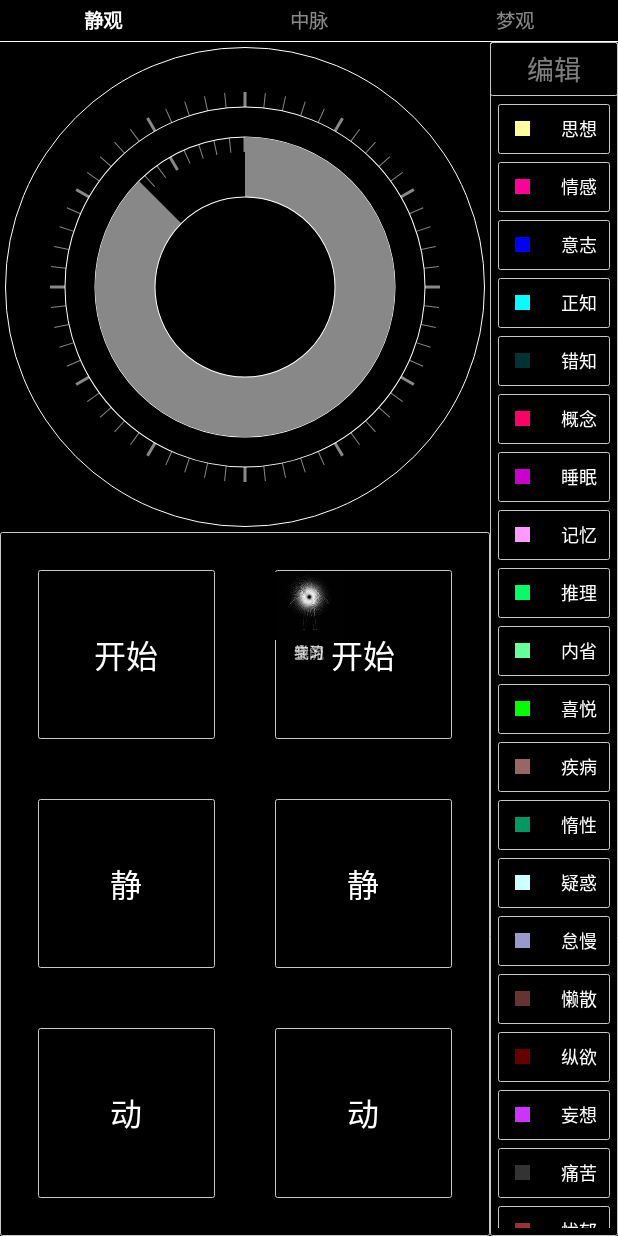
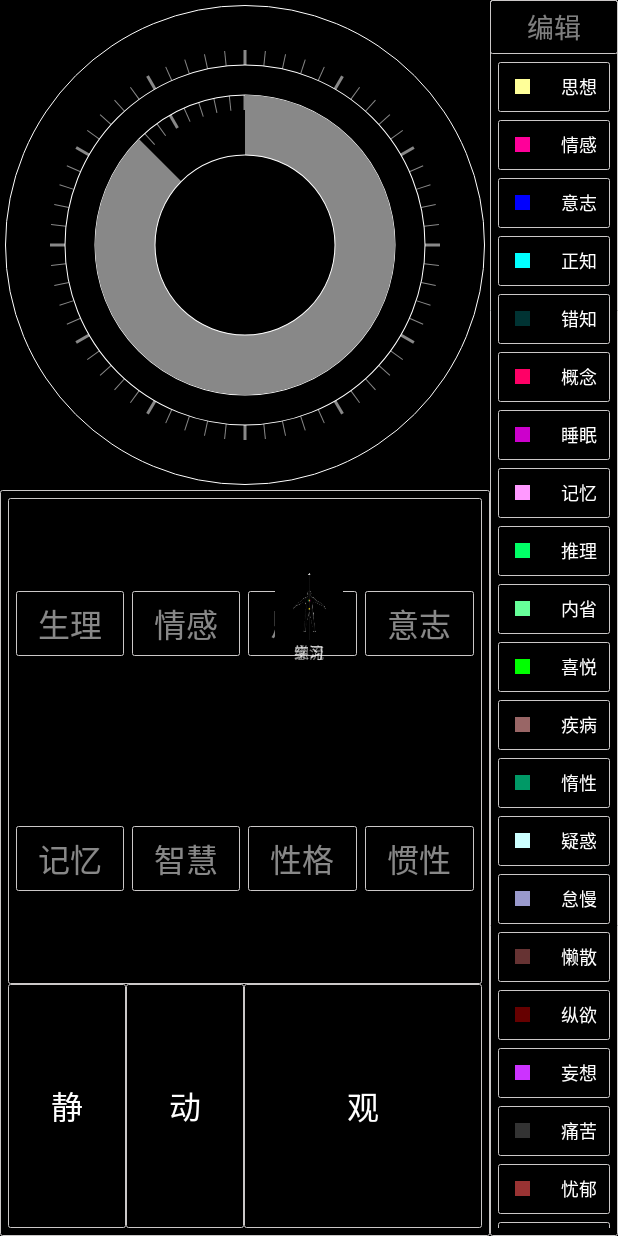
Before and after one commit to mafulin/freewill, an Android app: the screen it shows after launch (MenuActivity), on a phone screen of 412 x 824 dp. Run offline under Robolectric (Android 15) with nearby library versions, the phone set to English and light mode, and no system bars.

```diff
--- a/freewill/app/src/main/java/spirit/freewill/main/FreewillApplication.java
+++ b/freewill/app/src/main/java/spirit/freewill/main/FreewillApplication.java
@@ -11,6 +11,7 @@
 import spirit.freewill.number.PXUtil;
 import spirit.freewill.util.Constant;
 import spirit.freewill.util.FileUtil;
+import spirit.freewill.util.TestUtil;
 
 /**
  * Created by mafulin on 2018/1/16.
@@ -24,6 +25,7 @@
         super.onCreate();
         initConstant();
         initConsciousnKindList();
+        TestUtil.makeData();
 
     }
 
--- a/freewill/app/src/main/java/spirit/freewill/menu/MenuActivity.java
+++ b/freewill/app/src/main/java/spirit/freewill/menu/MenuActivity.java
@@ -11,6 +11,7 @@
 import spirit.freewill.R;
 import spirit.freewill.qa.QAFragment;
 import spirit.freewill.train.TrainFragment;
+import spirit.freewill.train.WatchFragment;
 import spirit.freewill.user.MyFragment;
 
 
@@ -41,16 +42,16 @@
 
         mTabHost.addTab(
                 mTabHost.newTabSpec("train").setIndicator(getTabView("练习",R.drawable.eight)),
-                TrainFragment.class, null);
+                WatchFragment.class, null);
         mTabHost.addTab(
                 mTabHost.newTabSpec("study").setIndicator(getTabView("学习",R.drawable.nine)),
                 ArticleFragment.class, null);
         mTabHost.addTab(
                 mTabHost.newTabSpec("exchange").setIndicator(getTabView("交流",R.drawable.eleven)),
                 QAFragment.class, null);
-        mTabHost.addTab(
-                mTabHost.newTabSpec("my").setIndicator(getTabView("我的",R.drawable.he)),
-                MyFragment.class, null);
+//        mTabHost.addTab(
+//                mTabHost.newTabSpec("my").setIndicator(getTabView("我的",R.drawable.he)),
+//                MyFragment.class, null);
 
     }
 
--- a/freewill/app/src/main/java/spirit/freewill/util/FileUtil.java
+++ b/freewill/app/src/main/java/spirit/freewill/util/FileUtil.java
@@ -84,7 +84,8 @@
         List<FreewillItem> list = new ArrayList<>();
         list.addAll(readlist);
         for (FreewillItem item:readlist) {
-            if(TimeUtil.isyesterday(item.getTime())){
+            if(TimeUtil.isyesterday(item.getTime()) || item.getTime() > System.currentTimeMillis()){
+                LogUtil.i("remove-"+item);
                 list.remove(item);
             }
         }
--- /dev/null
+++ b/freewill/app/src/main/java/spirit/freewill/util/LogUtil.java
@@ -0,0 +1,17 @@
+package spirit.freewill.util;
+
+import android.util.Log;
+
+/**
+ * Created by mafulin on 2018/2/10.
+ */
+
+public class LogUtil {
+    public static boolean isDebug = true;
+    public static final  String LOG = "123";
+    public static void i(String msg){
+        if(isDebug){
+            Log.i(LOG,msg);
+        }
+    }
+}
--- a/freewill/app/src/main/java/spirit/freewill/util/NotifyUtil.java
+++ b/freewill/app/src/main/java/spirit/freewill/util/NotifyUtil.java
@@ -23,14 +23,14 @@
 
 
         Intent intent_silent = new Intent(context, NotifyService.class);
-        intent_silent.putExtra("type",TypeUtil.TYPE_jing);
+        intent_silent.putExtra("type",TypeUtil.SILENT);
         intent_silent.setFlags(Intent.FLAG_ACTIVITY_NEW_TASK);
         PendingIntent pendIntent_silent = PendingIntent.getService(context, (int) SystemClock.uptimeMillis(),
                 intent_silent, PendingIntent.FLAG_UPDATE_CURRENT);
         remoteView.setOnClickPendingIntent(R.id.silent, pendIntent_silent);
 
         Intent intent_action = new Intent(context, NotifyService.class);
-        intent_action.putExtra("type",TypeUtil.TYPE_dong);
+        intent_action.putExtra("type",TypeUtil.ACTION);
         intent_action.setFlags(Intent.FLAG_ACTIVITY_NEW_TASK);
         PendingIntent pendIntent_action = PendingIntent.getService(context, (int) SystemClock.uptimeMillis(),
                 intent_action, PendingIntent.FLAG_UPDATE_CURRENT);
--- a/freewill/app/src/main/java/spirit/freewill/util/TestUtil.java
+++ b/freewill/app/src/main/java/spirit/freewill/util/TestUtil.java
@@ -1,6 +1,10 @@
 package spirit.freewill.util;
 
+import android.util.Log;
+
 import java.util.ArrayList;
+import java.util.Calendar;
+import java.util.Date;
 import java.util.List;
 import java.util.TimeZone;
 
@@ -13,27 +17,47 @@
 
 public class TestUtil {
     public static void makeData(){
-        List<FreewillItem> data = FileUtil.readlist(Constant.context);
-        List<FreewillItem> list = FileUtil.readlist(Constant.context);
-        if(data == null){
-            data = new ArrayList<FreewillItem>();
-        }
-        for(FreewillItem item : data){
-            list.add(new FreewillItem(item.getType(),item.getTime()-Constant.seconds,item.getKind(),item.getColor()));
-        }
-        list.addAll(data);
-        FileUtil.writeList(Constant.context,list);
+        long current=System.currentTimeMillis();//当前时间毫秒数
+        long zero=current/(1000*3600*24)*(1000*3600*24)- TimeZone.getDefault().getRawOffset();//今天零点零分零秒的毫秒数
+        long twenty_four=zero+24*60*60*1000-1;//今天23点59分59秒的毫秒数
+        long twelve=zero+12*60*60*1000;//今天12点0分0秒的毫秒数
+        long yesterday=System.currentTimeMillis()-24*60*60*1000;//昨天的这一时间的毫秒数
+
+        LogUtil.i("current--"+current+"--"+new Date(current));
+        LogUtil.i("current--"+TimeUtil.isyesterday(current));
+
+        LogUtil.i("zero--"+zero+"--"+new Date(zero));
+        LogUtil.i("twelve--"+TimeUtil.getZero()+"--"+new Date(TimeUtil.getZero()));
+        LogUtil.i("twelve--"+TimeUtil.getTwelve()+"--"+new Date(TimeUtil.getTwelve()));
+        LogUtil.i("zero--"+TimeUtil.isyesterday(zero));
+        LogUtil.i("yesterday--"+yesterday+"--"+new Date(yesterday));
+        LogUtil.i("yesterday--"+TimeUtil.isyesterday(yesterday));
+        getTimesmorning();
     }
+    public static void getTimesmorning(){
+        Calendar cal = Calendar.getInstance();
+        cal.set(Calendar.HOUR_OF_DAY, 0);
+        cal.set(Calendar.SECOND, 0);
+        cal.set(Calendar.MINUTE, 0);
+        cal.set(Calendar.MILLISECOND, 0);
+        LogUtil.i("cal.getTimeInMillis()--"+cal.getTimeInMillis()+"--"+new Date(cal.getTimeInMillis()));
+//        return (int) (cal.getTimeInMillis());
+    }
+
     public static void makeD(){
         long current=System.currentTimeMillis();//当前时间毫秒数
         long zero=current/(1000*3600*24)*(1000*3600*24)- TimeZone.getDefault().getRawOffset();//今天零点零分零秒的毫秒数
+        long yesterday=System.currentTimeMillis()-24*60*60*1000;//昨天的这一时间的毫秒数
         String[] kinds = Constant.context.getResources().getStringArray(R.array.kind);
         String[] colors = Constant.context.getResources().getStringArray(R.array.color);
         List<FreewillItem> list = new ArrayList<>();
 
-        for(int i = 0;i<100; i++){
-            list.add(new FreewillItem(i,zero+=1000*600,kinds[i%kinds.length],colors[i%colors.length]));
+        for(int i = 0;i<50; i++){
+            list.add(new FreewillItem(i,yesterday+=1000*60,kinds[i%kinds.length],colors[i%colors.length]));
         }
+
+        List<FreewillItem> readlist = FileUtil.readlist(Constant.context);
+        list.addAll(readlist);
         FileUtil.writeList(Constant.context,list);
     }
 }
--- a/freewill/app/src/main/java/spirit/freewill/util/TimeUtil.java
+++ b/freewill/app/src/main/java/spirit/freewill/util/TimeUtil.java
@@ -3,6 +3,7 @@
 import android.util.Log;
 
 import java.text.SimpleDateFormat;
+import java.util.Calendar;
 import java.util.Date;
 import java.util.List;
 import java.util.TimeZone;
@@ -48,14 +49,28 @@
         long current=System.currentTimeMillis();//当前时间毫秒数
         long zero=current/(1000*3600*24)*(1000*3600*24)- TimeZone.getDefault().getRawOffset();//今天零点零分零秒的毫秒数
 
+//        LogUtil.i("zero--"+new Date(zero));
+//        LogUtil.i("isyesterday;"+"getZero()--"+getZero()+";last--"+last+";last < zero--"+(last < getZero()));
+        return last < getZero();
+    }
 
-//        Date date = new Date();
-//        long l = 24*60*60*1000; //每天的毫秒数
-//        //date.getTime()是现在的毫秒数，它 减去 当天零点到现在的毫秒数（ 现在的毫秒数%一天总的毫秒数，取余。），理论上等于零点的毫秒数，不过这个毫秒数是UTC+0时区的。
-//        //减8个小时的毫秒值是为了解决时区的问题。
-//        long time = date.getTime() - (date.getTime() % l) - 8 * 60 * 60 * 1000;
-
-        return last < zero;
+    public static long getZero(){
+        Calendar cal = Calendar.getInstance();
+        cal.set(Calendar.HOUR_OF_DAY, 0);
+        cal.set(Calendar.SECOND, 0);
+        cal.set(Calendar.MINUTE, 0);
+        cal.set(Calendar.MILLISECOND, 0);
+//        LogUtil.i("cal.getTimeInMillis()--"+cal.getTimeInMillis()+"--"+new Date(cal.getTimeInMillis()));
+        return cal.getTimeInMillis();
+    }
+    public static long getTwelve(){
+        Calendar cal = Calendar.getInstance();
+        cal.set(Calendar.HOUR_OF_DAY, 12);
+        cal.set(Calendar.SECOND, 0);
+        cal.set(Calendar.MINUTE, 0);
+        cal.set(Calendar.MILLISECOND, 0);
+        LogUtil.i("cal.getTwelve()--"+cal.getTimeInMillis()+"--"+new Date(cal.getTimeInMillis()));
+        return cal.getTimeInMillis();
     }
     public static long leftseconds(long time) {
 
@@ -83,9 +98,11 @@
     public static long beforeseconds(long time) {
 
         long current=System.currentTimeMillis();//当前时间毫秒数
-        long zero=current/(1000*3600*24)*(1000*3600*24)- TimeZone.getDefault().getRawOffset();//今天零点零分零秒的毫秒数
+        //        long zero=current/(1000*3600*24)*(1000*3600*24)- TimeZone.getDefault().getRawOffset();//今天零点零分零秒的毫秒数
+        long zero=getZero();//今天零点零分零秒的毫秒数
         long twenty_four=zero+24*60*60*1000-1;//今天23点59分59秒的毫秒数
-        long twelve=zero+12*60*60*1000;//今天12点0分0秒的毫秒数
+//        long twelve=zero+12*60*60*1000;//今天12点0分0秒的毫秒数
+        long twelve=getTwelve();//今天12点0分0秒的毫秒数
         long yesterday=System.currentTimeMillis()-24*60*60*1000;//昨天的这一时间的毫秒数
 //        System.out.println(new Date(current));//当前时间
 //        System.out.println(new Date(yesterday));//昨天这一时间点
@@ -105,9 +122,11 @@
     public static boolean isAM(long time) {
 
         long current=System.currentTimeMillis();//当前时间毫秒数
-        long zero=current/(1000*3600*24)*(1000*3600*24)- TimeZone.getDefault().getRawOffset();//今天零点零分零秒的毫秒数
+//        long zero=current/(1000*3600*24)*(1000*3600*24)- TimeZone.getDefault().getRawOffset();//今天零点零分零秒的毫秒数
+        long zero=getZero();//今天零点零分零秒的毫秒数
         long twenty_four=zero+24*60*60*1000-1;//今天23点59分59秒的毫秒数
-        long twelve=zero+12*60*60*1000;//今天12点0分0秒的毫秒数
+//        long twelve=zero+12*60*60*1000;//今天12点0分0秒的毫秒数
+        long twelve=getTwelve();//今天12点0分0秒的毫秒数
         long yesterday=System.currentTimeMillis()-24*60*60*1000;//昨天的这一时间的毫秒数
 //        System.out.println(new Date(current));//当前时间
 //        System.out.println(new Date(yesterday));//昨天这一时间点
--- a/freewill/app/src/main/java/spirit/freewill/view/ClockPerView.java
+++ b/freewill/app/src/main/java/spirit/freewill/view/ClockPerView.java
@@ -54,7 +54,6 @@
         // TODO Auto-generated method stub
         super.onDraw(canvas);
 
-        Log.i("123","onDraw--");
         /********************************************/
         setBackgroundColor(Color.TRANSPARENT);
 
@@ -209,9 +208,10 @@
 
                 pmall += percent;
             }
-            Log.i("123","percent--"+percent);
+//            Log.i("123","percent--"+percent);
         }
-
+        Log.i("123","ampers--"+ampers);
+        Log.i("123","pmpers--"+pmpers);
         if(ampers.isEmpty()){
             if(TimeUtil.isAM(System.currentTimeMillis())){
                 ampers.add(new Per(amall,(TimeUtil.beforeseconds(0)*360.0f/Constant.seconds),"#FF888888"));
--- a/freewill/app/src/main/res/layout/fragment_watch_test.xml
+++ b/freewill/app/src/main/res/layout/fragment_watch_test.xml
@@ -90,92 +90,163 @@
                     android:padding="5dp"
                     android:layout_width="match_parent"
                     android:layout_height="match_parent"
+                    android:orientation="vertical">
+                    <LinearLayout
+                        android:background="@drawable/bg_border_gray"
+                        android:padding="5dp"
+                        android:layout_width="match_parent"
+                        android:layout_height="0dp"
+                        android:orientation="vertical"
+                        android:layout_weight="2">
+                        <LinearLayout
+                            android:layout_width="match_parent"
+                            android:layout_weight="1"
+                            android:gravity="center_horizontal|center_vertical"
+                            android:layout_height="0dp"
                             android:orientation="horizontal">
-                <LinearLayout
-                    android:layout_width="0dp"
-                    android:layout_weight="1"
-                    android:layout_height="match_parent"
-                    android:orientation="vertical">
                             <TextView
-                        android:layout_margin="20dp"
-                        android:id="@+id/aaa"
-                        android:onClick="click"
-                        android:textColor="#ffffff"
+                                android:background="@drawable/bg_border_gray"
+                                android:id="@+id/physiology"
+                                android:textColor="#88ffffff"
                                 android:gravity="center"
                                 android:textSize="21dp"
-                        android:text="开始"
+                                android:padding="5dp"
+                                android:text="生理"
+                                android:layout_weight="1"
+                                android:layout_width="wrap_content"
+                                android:layout_height="wrap_content" />
+                            <TextView
+                                android:layout_marginLeft="5dp"
+                                android:padding="5dp"
                                 android:background="@drawable/bg_border_gray"
+                                android:id="@+id/emotion"
+                                android:textColor="#88ffffff"
+                                android:gravity="center"
+                                android:textSize="21dp"
+                                android:text="情感"
                                 android:layout_weight="1"
+                                android:layout_width="wrap_content"
+                                android:layout_height="wrap_content" />
+                            <TextView
+                                android:layout_marginLeft="5dp"
+                                android:padding="5dp"
+                                android:background="@drawable/bg_border_gray"
+                                android:id="@+id/thought"
+                                android:textColor="#88ffffff"
+                                android:gravity="center"
+                                android:textSize="21dp"
+                                android:text="思想"
+                                android:layout_weight="1"
+                                android:layout_width="wrap_content"
+                                android:layout_height="wrap_content" />
+                            <TextView
+                                android:layout_marginLeft="5dp"
+                                android:padding="5dp"
+                                android:background="@drawable/bg_border_gray"
+                                android:id="@+id/will"
+                                android:textColor="#88ffffff"
+                                android:gravity="center"
+                                android:textSize="21dp"
+                                android:text="意志"
+                                android:layout_weight="1"
+                                android:layout_width="wrap_content"
+                                android:layout_height="wrap_content" />
+
+                        </LinearLayout>
+                        <LinearLayout
                             android:layout_width="match_parent"
-                        android:layout_height="0dp" />
+                            android:layout_weight="1"
+                            android:layout_height="0dp"
+                            android:gravity="center_horizontal|center_vertical"
+                            android:orientation="horizontal">
                             <TextView
-                        android:layout_margin="20dp"
+                                android:padding="5dp"
                                 android:background="@drawable/bg_border_gray"
-                        android:id="@+id/bbb"
-                        android:onClick="click"
+                                android:id="@+id/remember"
+                                android:textColor="#88ffffff"
+                                android:gravity="center"
+                                android:textSize="21dp"
+                                android:text="记忆"
+                                android:layout_weight="1"
+                                android:layout_width="wrap_content"
+                                android:layout_height="wrap_content" />
+                            <TextView
+                                android:layout_marginLeft="5dp"
+                                android:padding="5dp"
+                                android:background="@drawable/bg_border_gray"
+                                android:id="@+id/wisdom"
+                                android:textColor="#88ffffff"
+                                android:gravity="center"
+                                android:textSize="21dp"
+                                android:text="智慧"
+                                android:layout_weight="1"
+                                android:layout_width="wrap_content"
+                                android:layout_height="wrap_content" />
+                            <TextView
+                                android:layout_marginLeft="5dp"
+                                android:padding="5dp"
+                                android:background="@drawable/bg_border_gray"
+                                android:id="@+id/peculiarity"
+                                android:textColor="#88ffffff"
+                                android:gravity="center"
+                                android:textSize="21dp"
+                                android:text="性格"
+                                android:layout_weight="1"
+                                android:layout_width="wrap_content"
+                                android:layout_height="wrap_content" />
+                            <TextView
+                                android:layout_marginLeft="5dp"
+                                android:padding="5dp"
+                                android:background="@drawable/bg_border_gray"
+                                android:id="@+id/inertia"
+                                android:textColor="#88ffffff"
+                                android:gravity="center"
+                                android:textSize="21dp"
+                                android:text="惯性"
+                                android:layout_weight="1"
+                                android:layout_width="wrap_content"
+                                android:layout_height="wrap_content" />
+
+                        </LinearLayout>
+                    </LinearLayout>
+
+
+                <LinearLayout
+                    android:layout_width="match_parent"
+                    android:layout_weight="1"
+                    android:layout_height="0dp"
+                    android:orientation="horizontal">
+
+                    <TextView
+                        android:background="@drawable/bg_border_gray"
+                        android:id="@+id/silent"
                         android:textColor="#ffffff"
                         android:gravity="center"
                         android:textSize="21dp"
                         android:text="静"
                         android:layout_weight="1"
-                        android:layout_width="match_parent"
-                        android:layout_height="0dp" />
+                        android:layout_width="0dp"
+                        android:layout_height="match_parent" />
                     <TextView
-                        android:layout_margin="20dp"
                         android:background="@drawable/bg_border_gray"
-                        android:id="@+id/ccc"
-                        android:onClick="click"
+                        android:id="@+id/action"
                         android:textColor="#ffffff"
                         android:gravity="center"
                         android:textSize="21dp"
                         android:text="动"
                         android:layout_weight="1"
-                        android:layout_width="match_parent"
-                        android:layout_height="0dp" />
-
-                </LinearLayout>
-                <LinearLayout
                         android:layout_width="0dp"
-                    android:layout_weight="1"
-                    android:layout_height="match_parent"
-                    android:orientation="vertical">
+                        android:layout_height="match_parent" />
                     <TextView
-                        android:layout_margin="20dp"
-                        android:id="@+id/start_end"
-                        android:onClick="click"
+                        android:id="@+id/all"
                         android:textColor="#ffffff"
                         android:gravity="center"
                         android:textSize="21dp"
-                        android:text="开始"
+                        android:text="观"
                         android:background="@drawable/bg_border_gray"
-                        android:layout_weight="1"
-                        android:layout_width="match_parent"
-                        android:layout_height="0dp" />
-                    <TextView
-                        android:layout_margin="20dp"
-                        android:background="@drawable/bg_border_gray"
-                        android:id="@+id/silent"
-                        android:onClick="click"
-                        android:textColor="#ffffff"
-                        android:gravity="center"
-                        android:textSize="21dp"
-                        android:text="静"
-                        android:layout_weight="1"
-                        android:layout_width="match_parent"
-                        android:layout_height="0dp" />
-                    <TextView
-                        android:layout_margin="20dp"
-                        android:background="@drawable/bg_border_gray"
-                        android:id="@+id/action"
-                        android:onClick="click"
-                        android:textColor="#ffffff"
-                        android:gravity="center"
-                        android:textSize="21dp"
-                        android:text="动"
-                        android:layout_weight="1"
-                        android:layout_width="match_parent"
-                        android:layout_height="0dp" />
-
+                        android:layout_weight="2"
+                        android:layout_width="0dp"
+                        android:layout_height="match_parent" />
                 </LinearLayout>
                 </LinearLayout>
             </RelativeLayout>
--- a/freewill/app/src/main/res/layout/item_freewill.xml
+++ b/freewill/app/src/main/res/layout/item_freewill.xml
@@ -10,7 +10,7 @@
         android:layout_width="wrap_content"
         android:layout_height="18dp"
         android:lines="1"
-        android:textColor="#7fffffff"
+        android:textColor="#44ffffff"
         android:gravity="left|center_vertical"
         android:textSize="9dp" />
     <TextView
@@ -21,7 +21,7 @@
         android:layout_weight="1"
         android:gravity="left|center_vertical"
         android:lines="1"
-        android:textColor="#7fffffff"
+        android:textColor="#44ffffff"
         android:textSize="9dp" />
 
 
--- a/freewill/app/src/main/res/values/colors.xml
+++ b/freewill/app/src/main/res/values/colors.xml
@@ -6,7 +6,7 @@
     <color name="white">#ffffff</color>
     <color name="white_7f">#7fffffff</color>
     <color name="black">#000000</color>
-    <color name="black_7f">#7fffffff</color>
+    <color name="black_7f">#7f000000</color>
     <color name="lg">#999999</color>
     <color name="dg">#666666</color>
     <color name="blue">#0000FF</color>
```
Also changed, not shown: freewill/app/src/main/java/spirit/freewill/train/WatchFragment.java (+66 -30 lines), freewill/app/src/main/java/spirit/freewill/util/TypeUtil.java (+29 -22 lines), freewill/app/src/main/java/spirit/freewill/view/ItemView.java (+15 -15 lines). Lines whose indentation alone changed are shown as unchanged.
